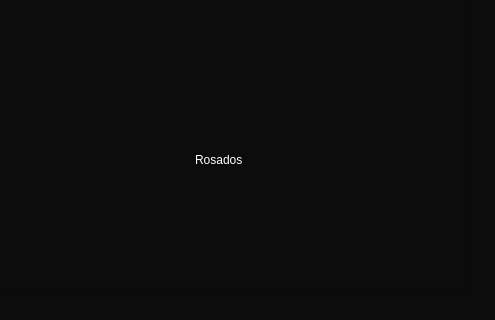
Qt form Restaurante/Mesero/principal_mesero.ui (camvaz/restaurante-ihc) before a commit; both pictures show x 405 to 900 and y 280 to 600 of the 900 by 600 pixel window.
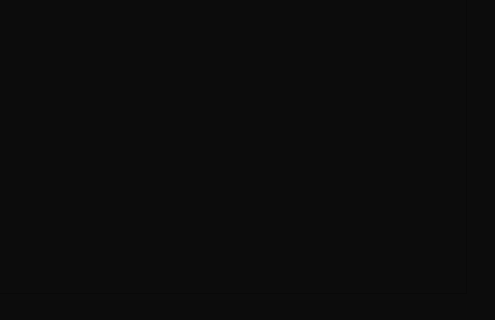
The same form after that commit. The open tabs and pages were chosen to show the change.

Commit message: espacios entre cada comanda

The edit to the form file:
```diff
--- a/Restaurante/Mesero/principal_mesero.ui
+++ b/Restaurante/Mesero/principal_mesero.ui
@@ -3494,6 +3494,23 @@
        <string>Blancos</string>
       </property>
      </widget>
+     <widget class="QLabel" name="label_48">
+      <property name="geometry">
+       <rect>
+        <x>510</x>
+        <y>430</y>
+        <width>90</width>
+        <height>20</height>
+       </rect>
+      </property>
+      <property name="styleSheet">
+       <string notr="true">color: rgb(255, 255, 255);
+font: 10pt &quot;MS Shell Dlg 2&quot;;</string>
+      </property>
+      <property name="text">
+       <string>Rosados</string>
+      </property>
+     </widget>
     </widget>
     <widget class="QWidget" name="page_14">
      <widget class="QWidget" name="layoutWidget">
@@ -4531,23 +4548,6 @@
      <enum>Qt::Horizontal</enum>
     </property>
    </widget>
-   <widget class="QLabel" name="label_48">
-    <property name="geometry">
-     <rect>
-      <x>600</x>
-      <y>430</y>
-      <width>90</width>
-      <height>20</height>
-     </rect>
-    </property>
-    <property name="styleSheet">
-     <string notr="true">color: rgb(255, 255, 255);
-font: 10pt &quot;MS Shell Dlg 2&quot;;</string>
-    </property>
-    <property name="text">
-     <string>Rosados</string>
-    </property>
-   </widget>
   </widget>
   <widget class="QStatusBar" name="statusbar"/>
  </widget>
```
Left out of the diff: 14 changed lines with no effect on the pictures. The commit also changes 1 other file.
